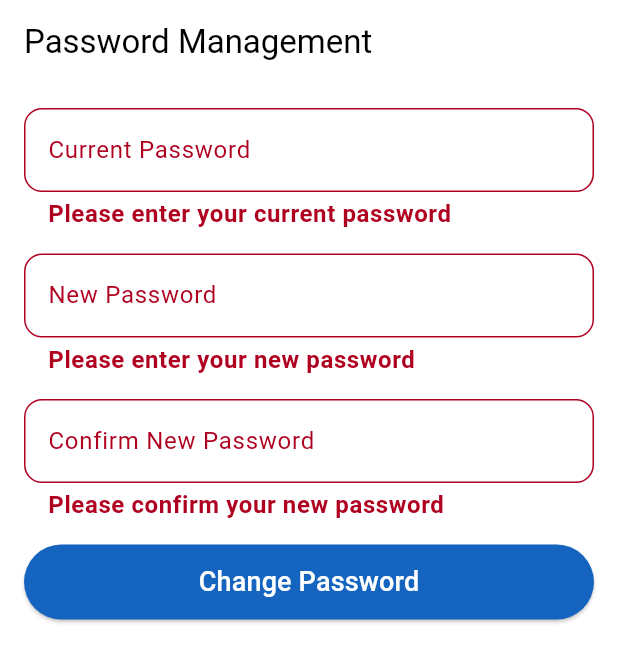
After one commit to mariellecarnecer99/budget-lens, a Flutter app: the PasswordManagementPage screen opened directly, after a tap on "Change Password", on a phone screen of 412 x 824 dp. The commit adds this screen. Shown: the top 662 px of the screen. Run offline on Flutter 3.47's test engine with Material 3 defaults, Android fonts, the phone set to English and light mode, and no system bars; our stand-ins replace firebase_auth, firebase_core, fl_chart, image_picker, permission_handler, sqflite; missing offline and left inert: flag; accounts and stored records are empty.

```diff
--- /dev/null
+++ b/lib/screens/account_management/password_management.dart
@@ -0,0 +1,142 @@
+import 'package:flutter/material.dart';
+import 'package:firebase_auth/firebase_auth.dart';
+
+class PasswordManagementPage extends StatefulWidget {
+  const PasswordManagementPage({super.key});
+
+  @override
+  State<PasswordManagementPage> createState() => _PasswordManagementPageState();
+}
+
+class _PasswordManagementPageState extends State<PasswordManagementPage> {
+  final _currentPasswordController = TextEditingController();
+  final _newPasswordController = TextEditingController();
+  final _confirmPasswordController = TextEditingController();
+  final _formKey = GlobalKey<FormState>();
+
+  String _errorMessage = '';
+
+  Future<void> _changePassword() async {
+    if (!_formKey.currentState!.validate()) {
+      return;
+    }
+
+    try {
+      User? user = FirebaseAuth.instance.currentUser;
+
+      AuthCredential credential = EmailAuthProvider.credential(
+        email: user!.email!,
+        password: _currentPasswordController.text.trim(),
+      );
+
+      await user.reauthenticateWithCredential(credential);
+
+      await user.updatePassword(_newPasswordController.text.trim());
+
+      ScaffoldMessenger.of(context).showSnackBar(
+        SnackBar(content: Text('Password updated successfully!')),
+      );
+
+      _currentPasswordController.clear();
+      _newPasswordController.clear();
+      _confirmPasswordController.clear();
+
+    } catch (e) {
+      setState(() {
+        _errorMessage = "Error updating password: ${e.toString()}";
+      });
+    }
+  }
+
+  @override
+  Widget build(BuildContext context) {
+    return Scaffold(
+      appBar: AppBar(title: Text('Password Management')),
+      body: Padding(
+        padding: const EdgeInsets.all(16.0),
+        child: Form(
+          key: _formKey,
+          child: Column(
+            crossAxisAlignment: CrossAxisAlignment.stretch,
+            children: [
+              TextFormField(
+                controller: _currentPasswordController,
+                obscureText: true,
+                decoration: InputDecoration(
+                  labelText: 'Current Password',
+                  border: OutlineInputBorder(
+                    borderRadius: BorderRadius.circular(12),
+                  ),
+                ),
+                validator: (value) {
+                  if (value == null || value.isEmpty) {
+                    return 'Please enter your current password';
+                  }
+                  return null;
+                },
+              ),
+              SizedBox(height: 16),
+              TextFormField(
+                controller: _newPasswordController,
+                obscureText: true,
+                decoration: InputDecoration(
+                  labelText: 'New Password',
+                  border: OutlineInputBorder(
+                    borderRadius: BorderRadius.circular(12),
+                  ),
+                ),
+                validator: (value) {
+                  if (value == null || value.isEmpty) {
+                    return 'Please enter your new password';
+                  }
+                  if (value.length < 6) {
+                    return 'Password must be at least 6 characters long';
+                  }
+                  return null;
+                },
+              ),
+              SizedBox(height: 16),
+              TextFormField(
+                controller: _confirmPasswordController,
+                obscureText: true,
+                decoration: InputDecoration(
+                  labelText: 'Confirm New Password',
+                  border: OutlineInputBorder(
+                    borderRadius: BorderRadius.circular(12),
+                  ),
+                ),
+                validator: (value) {
+                  if (value == null || value.isEmpty) {
+                    return 'Please confirm your new password';
+                  }
+                  if (value != _newPasswordController.text) {
+                    return 'Passwords do not match';
+                  }
+                  return null;
+                },
+              ),
+              SizedBox(height: 16),
+              ElevatedButton(
+                onPressed: _changePassword,
+                style: ElevatedButton.styleFrom(
+                  minimumSize: Size(100, 50),
+                  backgroundColor: Colors.blue.shade800,
+                ),
+                child: Text(
+                    'Change Password',
+                    style: TextStyle(fontSize: 18, color: Colors.white)
+                ),
+              ),
+              SizedBox(height: 16),
+              if (_errorMessage.isNotEmpty)
+                Text(
+                  _errorMessage,
+                  style: TextStyle(color: Colors.red),
+                ),
+            ],
+          ),
+        ),
+      ),
+    );
+  }
+}
--- a/pubspec.yaml
+++ b/pubspec.yaml
@@ -47,6 +47,8 @@ dependencies:
   intl_utils: ^2.8.9
   firebase_core: ^3.10.1
   firebase_auth: ^5.4.1
+  image_picker: ^1.1.2
+  permission_handler: ^11.3.1
 
 dev_dependencies:
   flutter_test:
```
Also changed, not shown: lib/screens/account_management/list.dart (+22 -3 lines), lib/screens/account_management/profile.dart (+130 -0 lines), pubspec.lock, 6 other files.
